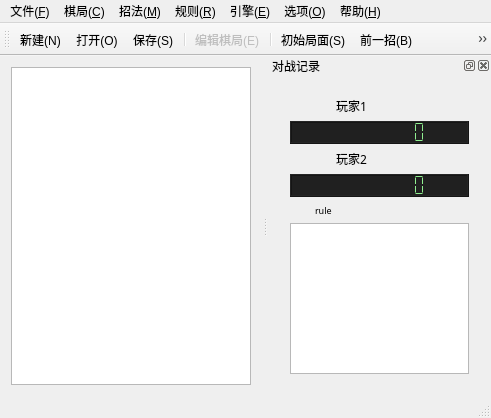
Old version of the form NineChess/ninechesswindow.ui in the repository calcitem/Sanmill.
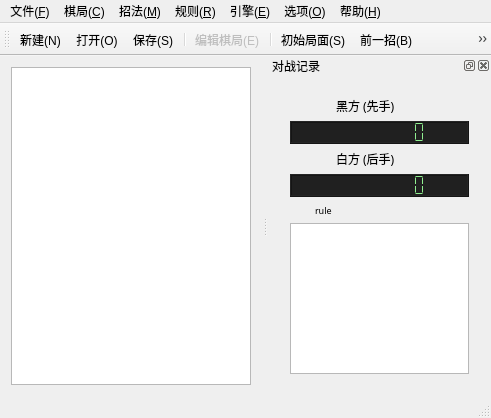
New version of the form. Icons and pictures are not drawn. Custom widgets are drawn as their Qt base class.

Commit message: 优化界面友好性

What changed in the file:
```diff
--- a/NineChess/ninechesswindow.ui
+++ b/NineChess/ninechesswindow.ui
@@ -269,7 +269,7 @@
               </font>
              </property>
              <property name="text">
-              <string>玩家1</string>
+              <string>黑方 (先手)</string>
              </property>
             </widget>
            </item>
@@ -350,7 +350,7 @@
               </font>
              </property>
              <property name="text">
-              <string>玩家2</string>
+              <string>白方 (后手)</string>
              </property>
             </widget>
            </item>
```
The commit also changes 4 other files.
